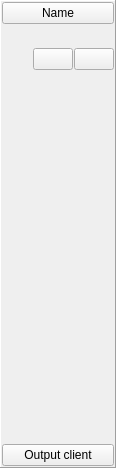
This is musecbox/gui/horizontal_track_widget.ui in Zen-Master-SoSo/musecbox as Qt 5 draws it before an edit. The edited form follows.
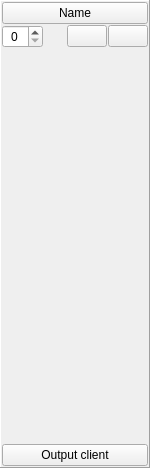
This is the edited form.

Commit message: Remove HorizontalTrackWidget buttons grid, use spinner instead

Patch:
```diff
--- a/musecbox/gui/horizontal_track_widget.ui
+++ b/musecbox/gui/horizontal_track_widget.ui
@@ -30,7 +30,7 @@
   </property>
   <layout class="QVBoxLayout" name="verticalLayout">
    <property name="spacing">
-    <number>4</number>
+    <number>1</number>
    </property>
    <property name="sizeConstraint">
     <enum>QLayout::SetDefaultConstraint</enum>
@@ -61,73 +61,56 @@
     </widget>
    </item>
    <item>
-    <widget class="QFrame" name="frm_channels">
-     <property name="minimumSize">
-      <size>
-       <width>0</width>
-       <height>16</height>
-      </size>
-     </property>
-     <property name="maximumSize">
-      <size>
-       <width>127</width>
-       <height>16777215</height>
-      </size>
-     </property>
-     <property name="frameShape">
-      <enum>QFrame::NoFrame</enum>
-     </property>
-     <layout class="QGridLayout" name="gridLayout">
-      <property name="leftMargin">
-       <number>0</number>
-      </property>
-      <property name="topMargin">
-       <number>0</number>
-      </property>
-      <property name="rightMargin">
-       <number>0</number>
-      </property>
-      <property name="bottomMargin">
-       <number>0</number>
-      </property>
-      <property name="spacing">
-       <number>0</number>
-      </property>
-     </layout>
-    </widget>
-   </item>
-   <item>
-    <layout class="QHBoxLayout" name="horizontalLayout">
+    <layout class="QHBoxLayout" name="hzlo">
      <property name="spacing">
       <number>1</number>
      </property>
      <property name="bottomMargin">
       <number>0</number>
      </property>
+     <item>
+      <widget class="QSpinBox" name="spn_channel">
+       <property name="toolTip">
+        <string>Sets the MIDI channel that incoming messages are routed from</string>
+       </property>
+       <property name="alignment">
+        <set>Qt::AlignCenter</set>
+       </property>
+       <property name="specialValueText">
+        <string/>
+       </property>
+       <property name="minimum">
+        <number>0</number>
+       </property>
+       <property name="maximum">
+        <number>16</number>
+       </property>
+      </widget>
+     </item>
      <item>
       <widget class="QWidget" name="led_placeholder" native="true">
+       <property name="sizePolicy">
+        <sizepolicy hsizetype="Fixed" vsizetype="Fixed">
+         <horstretch>0</horstretch>
+         <verstretch>0</verstretch>
+        </sizepolicy>
+       </property>
        <property name="minimumSize">
         <size>
          <width>22</width>
          <height>22</height>
         </size>
        </property>
+       <property name="maximumSize">
+        <size>
+         <width>22</width>
+         <height>22</height>
+        </size>
+       </property>
       </widget>
      </item>
      <item>
       <widget class="QPushButton" name="b_solo">
-       <property name="sizePolicy">
-        <sizepolicy hsizetype="Preferred" vsizetype="Fixed">
-         <horstretch>0</horstretch>
-         <verstretch>0</verstretch>
-        </sizepolicy>
-       </property>
-       <property name="maximumSize">
-        <size>
-         <width>16777215</width>
-         <height>22</height>
-        </size>
-       </property>
        <property name="toolTip">
         <string>Solo</string>
        </property>
@@ -141,18 +124,6 @@
      </item>
      <item>
       <widget class="QPushButton" name="b_mute">
-       <property name="sizePolicy">
-        <sizepolicy hsizetype="Preferred" vsizetype="Fixed">
-         <horstretch>0</horstretch>
-         <verstretch>0</verstretch>
-        </sizepolicy>
-       </property>
-       <property name="maximumSize">
-        <size>
-         <width>16777215</width>
-         <height>22</height>
-        </size>
-       </property>
        <property name="toolTip">
         <string>Mute</string>
        </property>
```
The commit also changes 8 other files.
